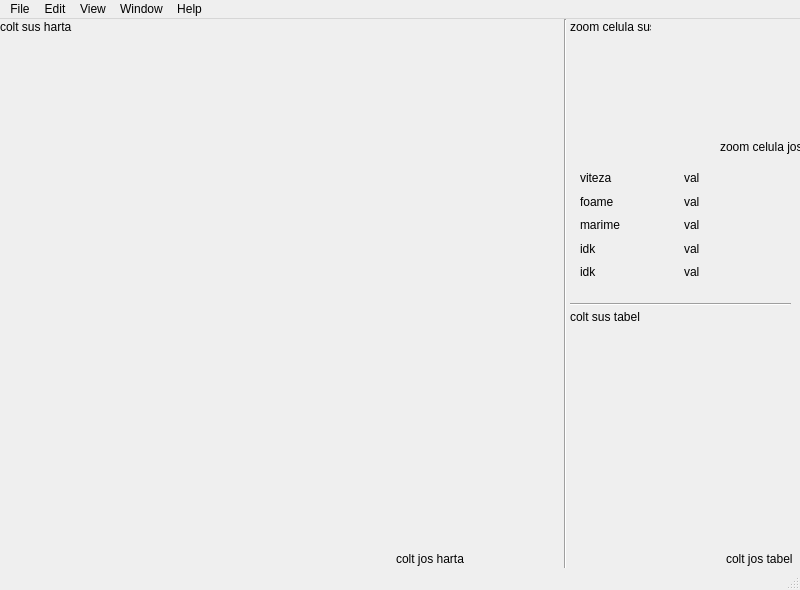
This is Machine Learning Cells/GUI/main_window.ui in dragosconst/Genetic-Alg-Cells as Qt 5 draws it before an edit. The edited form follows.
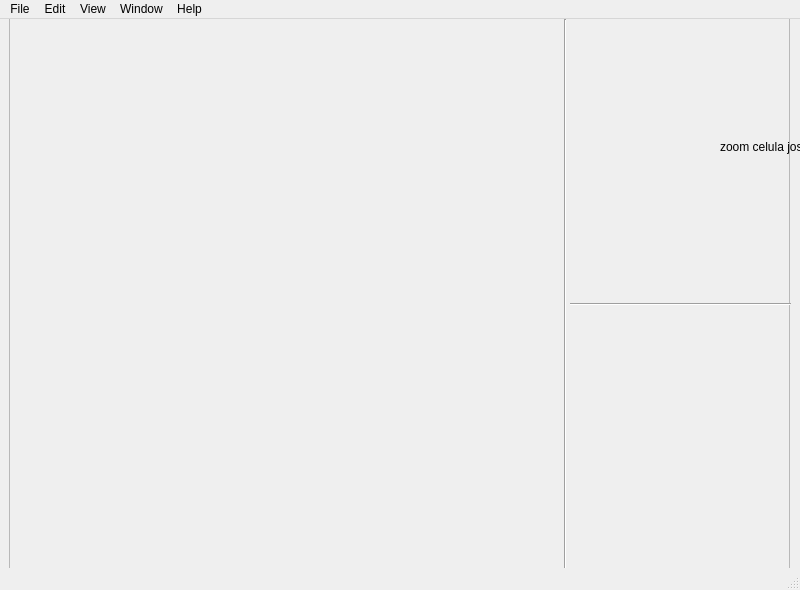
This is the edited form.

```diff
--- a/Machine Learning Cells/GUI/main_window.ui
+++ b/Machine Learning Cells/GUI/main_window.ui
@@ -14,96 +14,6 @@
    <string>MainWindow</string>
   </property>
   <widget class="QWidget" name="centralwidget">
-   <widget class="QWidget" name="horizontalLayoutWidget">
-    <property name="geometry">
-     <rect>
-      <x>580</x>
-      <y>150</y>
-      <width>201</width>
-      <height>112</height>
-     </rect>
-    </property>
-    <layout class="QHBoxLayout" name="horizontalLayout">
-     <item>
-      <layout class="QVBoxLayout" name="verticalLayout">
-       <item>
-        <widget class="QLabel" name="label">
-         <property name="text">
-          <string>viteza</string>
-         </property>
-        </widget>
-       </item>
-       <item>
-        <widget class="QLabel" name="label_4">
-         <property name="text">
-          <string>foame</string>
-         </property>
-        </widget>
-       </item>
-       <item>
-        <widget class="QLabel" name="label_3">
-         <property name="text">
-          <string>marime</string>
-         </property>
-        </widget>
-       </item>
-       <item>
-        <widget class="QLabel" name="label_5">
-         <property name="text">
-          <string>idk</string>
-         </property>
-        </widget>
-       </item>
-       <item>
-        <widget class="QLabel" name="label_2">
-         <property name="text">
-          <string>idk</string>
-         </property>
-        </widget>
-       </item>
-      </layout>
-     </item>
-     <item>
-      <layout class="QVBoxLayout" name="verticalLayout_2">
-       <item>
-        <widget class="QLabel" name="label_6">
-         <property name="text">
-          <string>val</string>
-         </property>
-        </widget>
-       </item>
-       <item>
-        <widget class="QLabel" name="label_7">
-         <property name="text">
-          <string>val</string>
-         </property>
-        </widget>
-       </item>
-       <item>
-        <widget class="QLabel" name="label_8">
-         <property name="text">
-          <string>val</string>
-         </property>
-        </widget>
-       </item>
-       <item>
-        <widget class="QLabel" name="label_9">
-         <property name="text">
-          <string>val</string>
-         </property>
-        </widget>
-       </item>
-       <item>
-        <widget class="QLabel" name="label_10">
-         <property name="text">
-          <string>val</string>
-         </property>
-        </widget>
-       </item>
-      </layout>
-     </item>
-    </layout>
-   </widget>
    <widget class="Line" name="line">
     <property name="geometry">
      <rect>
@@ -130,71 +40,6 @@
      <enum>Qt::Horizontal</enum>
     </property>
    </widget>
-   <widget class="QLabel" name="label_11">
-    <property name="geometry">
-     <rect>
-      <x>570</x>
-      <y>290</y>
-      <width>91</width>
-      <height>16</height>
-     </rect>
-    </property>
-    <property name="text">
-     <string>colt sus tabel</string>
-    </property>
-   </widget>
-   <widget class="QLabel" name="label_12">
-    <property name="geometry">
-     <rect>
-      <x>726</x>
-      <y>530</y>
-      <width>71</width>
-      <height>20</height>
-     </rect>
-    </property>
-    <property name="text">
-     <string>colt jos tabel</string>
-    </property>
-   </widget>
-   <widget class="QLabel" name="label_13">
-    <property name="geometry">
-     <rect>
-      <x>0</x>
-      <y>0</y>
-      <width>111</width>
-      <height>16</height>
-     </rect>
-    </property>
-    <property name="text">
-     <string>colt sus harta</string>
-    </property>
-   </widget>
-   <widget class="QLabel" name="label_14">
-    <property name="geometry">
-     <rect>
-      <x>396</x>
-      <y>530</y>
-      <width>161</width>
-      <height>20</height>
-     </rect>
-    </property>
-    <property name="text">
-     <string>colt jos harta</string>
-    </property>
-   </widget>
-   <widget class="QLabel" name="label_15">
-    <property name="geometry">
-     <rect>
-      <x>570</x>
-      <y>0</y>
-      <width>81</width>
-      <height>16</height>
-     </rect>
-    </property>
-    <property name="text">
-     <string>zoom celula sus</string>
-    </property>
-   </widget>
    <widget class="QLabel" name="label_16">
     <property name="geometry">
      <rect>
@@ -208,6 +53,23 @@
      <string>zoom celula jos</string>
     </property>
    </widget>
+   <widget class="QFrame" name="mainFrame">
+    <property name="geometry">
+     <rect>
+      <x>9</x>
+      <y>-1</y>
+      <width>781</width>
+      <height>551</height>
+     </rect>
+    </property>
+    <property name="frameShape">
+     <enum>QFrame::StyledPanel</enum>
+    </property>
+    <property name="frameShadow">
+     <enum>QFrame::Raised</enum>
+    </property>
+   </widget>
+   <zorder>mainFrame</zorder>
    <zorder>line_2</zorder>
    <zorder>horizontalLayoutWidget</zorder>
    <zorder>line</zorder>
```
Left out of the diff: 11 changed lines with no effect on the pictures.
